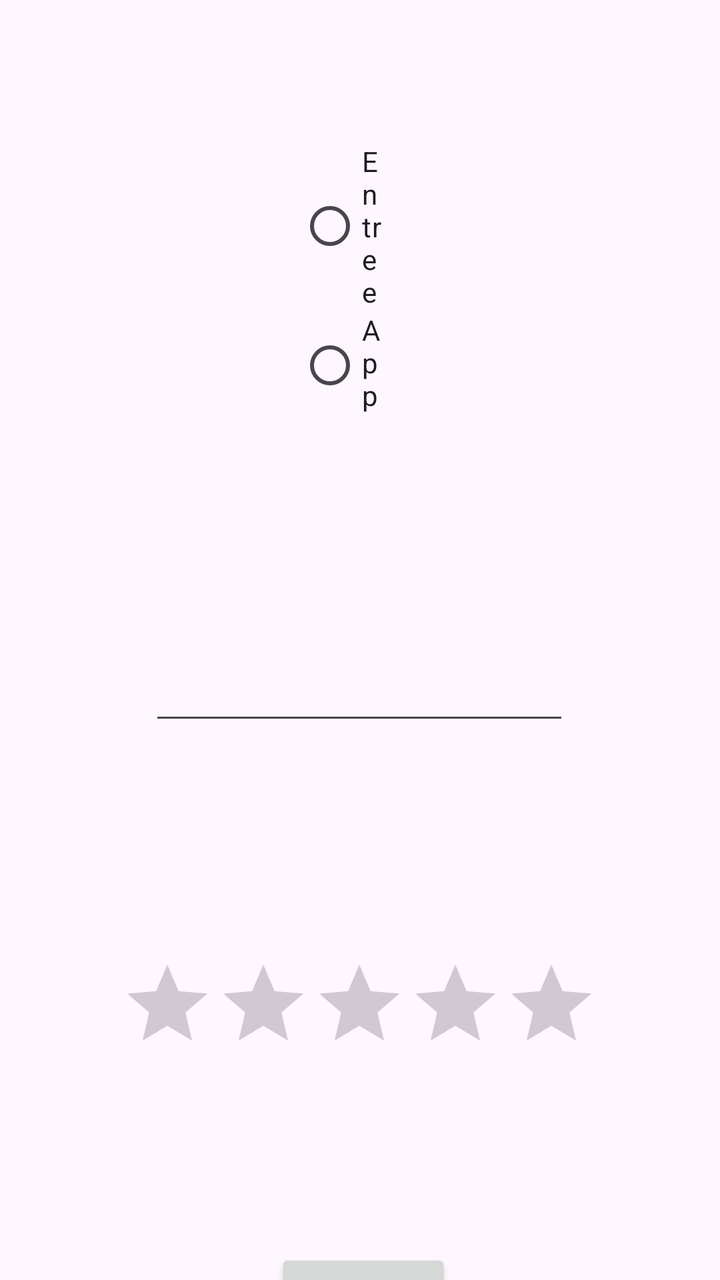
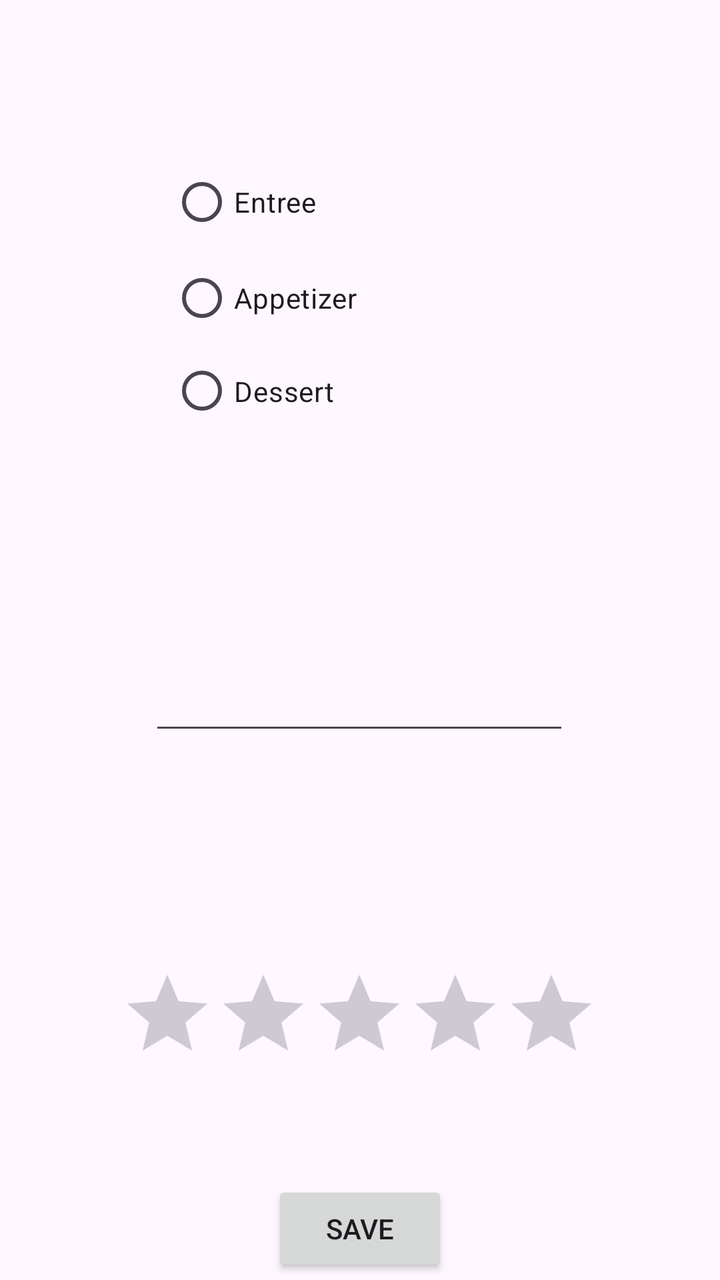

Compare the two renders of this Android layout. The source of the first and the diff that turns it into the second are given below.
<!-- AndroidManifest.xml: application theme Theme.RestaurantRater -->
<!-- res/layout/activity_rating.xml -->
<?xml version="1.0" encoding="utf-8"?>
<androidx.constraintlayout.widget.ConstraintLayout xmlns:android="http://schemas.android.com/apk/res/android"
    xmlns:app="http://schemas.android.com/apk/res-auto"
    xmlns:tools="http://schemas.android.com/tools"
    android:id="@+id/main"
    android:layout_width="match_parent"
    android:layout_height="match_parent"
    tools:context=".RatingActivity">

    <TextView
        android:id="@+id/typeLabel"
        android:layout_width="wrap_content"
        android:layout_height="wrap_content"
        android:layout_marginStart="185dp"
        android:layout_marginTop="16dp"
        android:layout_marginEnd="196dp"
        android:layout_marginBottom="18dp"
        android:text="Type"
        app:layout_constraintBottom_toTopOf="@+id/radioGroup"
        app:layout_constraintEnd_toEndOf="parent"
        app:layout_constraintStart_toStartOf="parent"
        app:layout_constraintTop_toTopOf="parent" />

    <TextView
        android:id="@+id/nameLabel"
        android:layout_width="wrap_content"
        android:layout_height="wrap_content"
        android:layout_marginStart="100dp"
        android:layout_marginTop="266dp"
        android:layout_marginEnd="274dp"
        android:layout_marginBottom="23dp"
        android:text="Name"
        app:layout_constraintBottom_toTopOf="@+id/nameEditText"
        app:layout_constraintEnd_toEndOf="parent"
        app:layout_constraintStart_toStartOf="parent"
        app:layout_constraintTop_toTopOf="parent" />

    <RatingBar
        android:id="@+id/ratingBar"
        android:layout_width="wrap_content"
        android:layout_height="wrap_content"
        android:layout_marginStart="85dp"
        android:layout_marginTop="27dp"
        android:layout_marginEnd="86dp"
        app:layout_constraintBottom_toTopOf="@+id/ratingSaveButton"
        app:layout_constraintEnd_toEndOf="parent"
        app:layout_constraintStart_toStartOf="parent"
        app:layout_constraintTop_toBottomOf="@+id/ratingLabel" />

    <TextView
        android:id="@+id/ratingLabel"
        android:layout_width="wrap_content"
        android:layout_height="wrap_content"
        android:layout_marginStart="185dp"
        android:layout_marginTop="65dp"
        android:layout_marginEnd="186dp"
        android:text="Rating"
        app:layout_constraintBottom_toTopOf="@+id/ratingBar"
        app:layout_constraintEnd_toEndOf="parent"
        app:layout_constraintStart_toStartOf="parent"
        app:layout_constraintTop_toBottomOf="@+id/nameEditText" />

    <EditText
        android:id="@+id/nameEditText"
        android:layout_width="wrap_content"
        android:layout_height="wrap_content"
        android:layout_marginStart="100dp"
        android:layout_marginTop="23dp"
        android:layout_marginEnd="101dp"
        android:ems="10"
        android:inputType="text"
        app:layout_constraintBottom_toTopOf="@+id/ratingLabel"
        app:layout_constraintEnd_toEndOf="parent"
        app:layout_constraintStart_toStartOf="parent"
        app:layout_constraintTop_toBottomOf="@+id/nameLabel" />

    <RadioGroup
        android:id="@+id/radioGroup"
        android:layout_width="0dp"
        android:layout_height="139dp"
        android:layout_marginStart="149dp"
        android:layout_marginTop="18dp"
        android:layout_marginEnd="168dp"
        android:layout_marginBottom="116dp"
        app:layout_constraintBottom_toTopOf="@+id/nameEditText"
        app:layout_constraintEnd_toEndOf="parent"
        app:layout_constraintStart_toStartOf="parent"
        app:layout_constraintTop_toBottomOf="@+id/typeLabel">

        <RadioButton
            android:id="@+id/entreeRadio"
            android:layout_width="match_parent"
            android:layout_height="wrap_content"
            android:text="Entree" />

        <RadioButton
            android:id="@+id/appetizerRadio"
            android:layout_width="match_parent"
            android:layout_height="wrap_content"
            android:text="Appetizer" />

        <RadioButton
            android:id="@+id/dessertRadio"
            android:layout_width="match_parent"
            android:layout_height="wrap_content"
            android:text="Dessert" />
    </RadioGroup>

    <Button
        android:id="@+id/ratingSaveButton"
        android:layout_width="wrap_content"
        android:layout_height="wrap_content"
        android:layout_marginStart="163dp"
        android:layout_marginTop="89dp"
        android:layout_marginEnd="160dp"
        android:layout_marginBottom="74dp"
        android:text="Save"
        app:layout_constraintBottom_toBottomOf="parent"
        app:layout_constraintEnd_toEndOf="parent"
        app:layout_constraintStart_toStartOf="parent"
        app:layout_constraintTop_toBottomOf="@+id/ratingBar" />

</androidx.constraintlayout.widget.ConstraintLayout>
<!-- resources referenced by this layout -->
<resources>
  <style name="Theme.RestaurantRater" parent="Base.Theme.RestaurantRater" />
  <style name="Base.Theme.RestaurantRater" parent="Theme.Material3.DayNight.NoActionBar">
          
          
      </style>
</resources>

<!-- the commit's change to res/layout/activity_rating.xml (unified diff, before → after) -->
@@ -11,10 +11,10 @@
         android:id="@+id/typeLabel"
         android:layout_width="wrap_content"
         android:layout_height="wrap_content"
-        android:layout_marginStart="185dp"
-        android:layout_marginTop="16dp"
-        android:layout_marginEnd="196dp"
-        android:layout_marginBottom="18dp"
+        android:layout_marginStart="111dp"
+        android:layout_marginTop="24dp"
+        android:layout_marginEnd="270dp"
+        android:layout_marginBottom="19dp"
         android:text="Type"
         app:layout_constraintBottom_toTopOf="@+id/radioGroup"
         app:layout_constraintEnd_toEndOf="parent"
@@ -42,6 +42,7 @@
         android:layout_marginStart="85dp"
         android:layout_marginTop="27dp"
         android:layout_marginEnd="86dp"
+        android:layout_marginBottom="50dp"
         app:layout_constraintBottom_toTopOf="@+id/ratingSaveButton"
         app:layout_constraintEnd_toEndOf="parent"
         app:layout_constraintStart_toStartOf="parent"
@@ -76,8 +77,8 @@
 
     <RadioGroup
         android:id="@+id/radioGroup"
-        android:layout_width="0dp"
-        android:layout_height="139dp"
+        android:layout_width="171dp"
+        android:layout_height="141dp"
         android:layout_marginStart="149dp"
         android:layout_marginTop="18dp"
         android:layout_marginEnd="168dp"
@@ -110,14 +111,25 @@
         android:id="@+id/ratingSaveButton"
         android:layout_width="wrap_content"
         android:layout_height="wrap_content"
-        android:layout_marginStart="163dp"
-        android:layout_marginTop="89dp"
-        android:layout_marginEnd="160dp"
-        android:layout_marginBottom="74dp"
+        android:layout_marginStart="162dp"
+        android:layout_marginEnd="162dp"
         android:text="Save"
-        app:layout_constraintBottom_toBottomOf="parent"
+        app:layout_constraintBottom_toTopOf="@+id/backButton"
         app:layout_constraintEnd_toEndOf="parent"
         app:layout_constraintStart_toStartOf="parent"
         app:layout_constraintTop_toBottomOf="@+id/ratingBar" />
 
+    <Button
+        android:id="@+id/backButton"
+        android:layout_width="wrap_content"
+        android:layout_height="wrap_content"
+        android:layout_marginStart="161dp"
+        android:layout_marginTop="8dp"
+        android:layout_marginEnd="162dp"
+        android:text="Back"
+        app:layout_constraintBottom_toBottomOf="parent"
+        app:layout_constraintEnd_toEndOf="parent"
+        app:layout_constraintStart_toStartOf="parent"
+        app:layout_constraintTop_toBottomOf="@+id/ratingSaveButton" />
+
 </androidx.constraintlayout.widget.ConstraintLayout>
